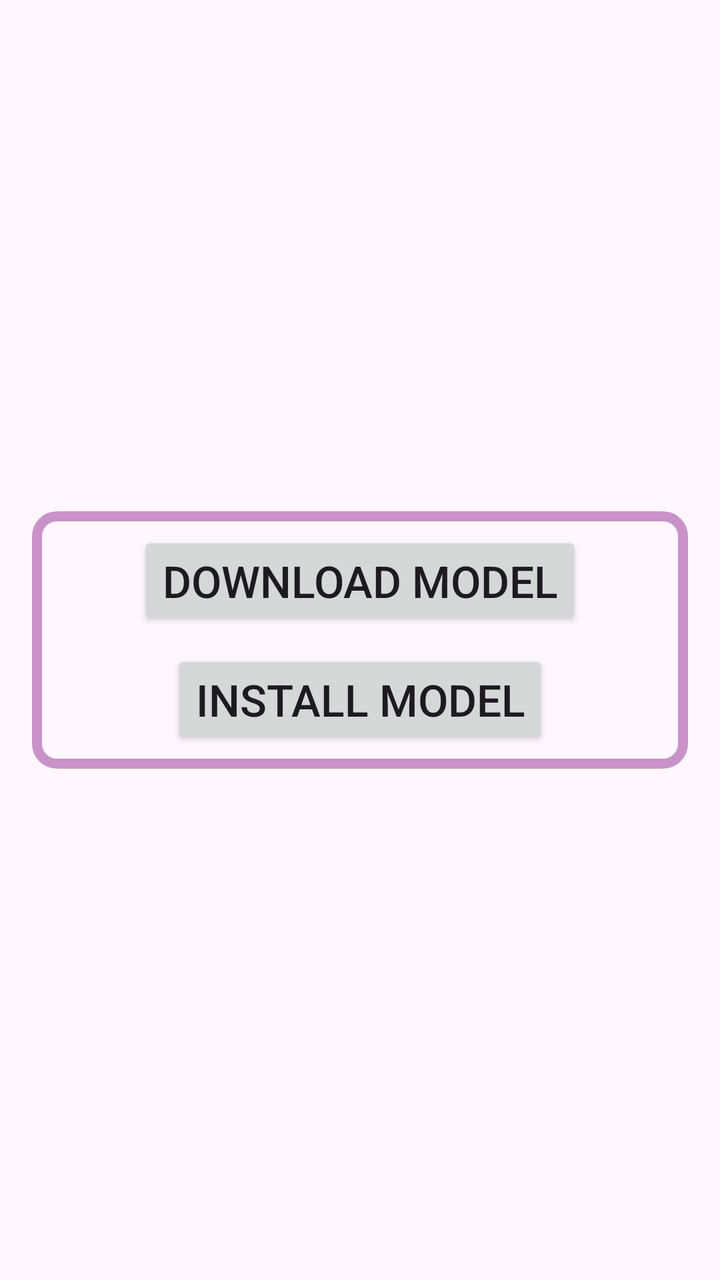
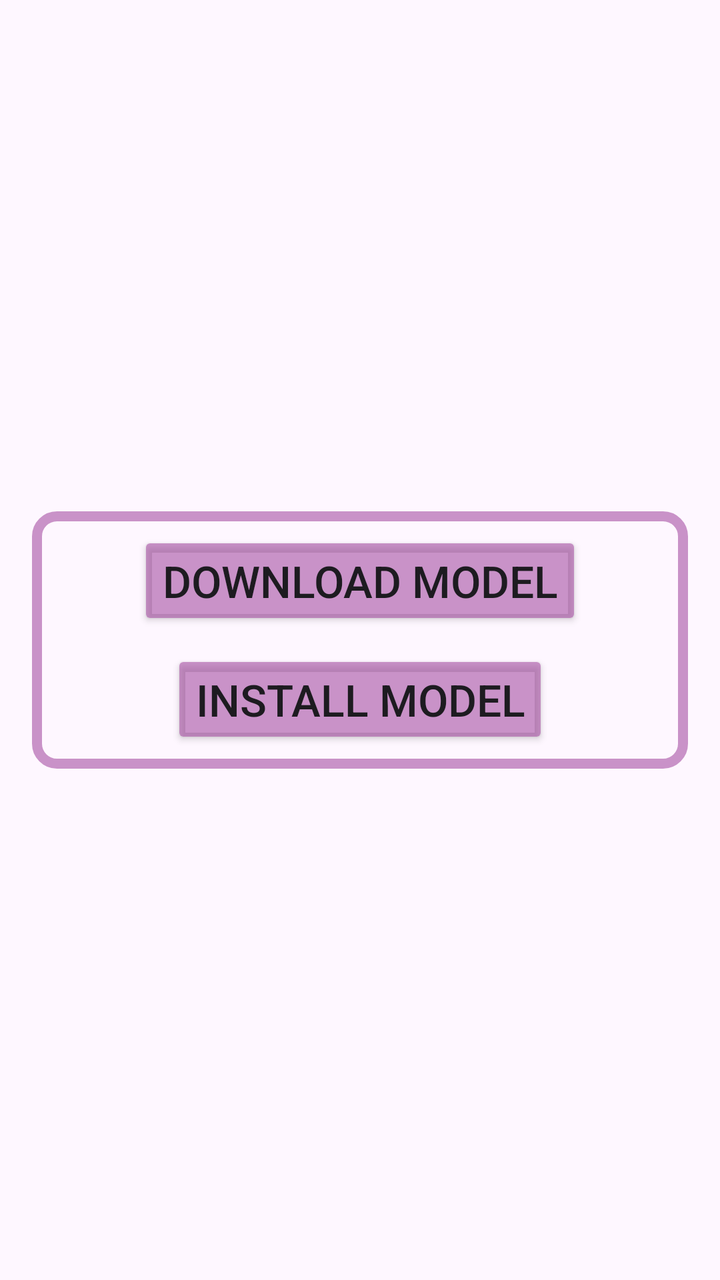

Two renders of the same Android screen: before a commit and after it. Below are the layout's source before the change and the commit's diff.
<!-- AndroidManifest.xml: application theme Theme.TFLiteAudio -->
<!-- res/layout/activity_download.xml -->
<androidx.coordinatorlayout.widget.CoordinatorLayout xmlns:android="http://schemas.android.com/apk/res/android"
    xmlns:tools="http://schemas.android.com/tools"
    android:layout_width="match_parent"
    android:layout_height="match_parent"
    android:keepScreenOn="true"
    android:fitsSystemWindows="true"
    tools:context=".SetupActivity">

    <LinearLayout
        android:layout_width="match_parent"
        android:layout_height="match_parent"
        android:orientation="vertical">

        <LinearLayout
            android:layout_width="match_parent"
            android:layout_height="0dp"
            android:gravity="center_vertical"
            android:orientation="vertical"
            android:layout_weight="4">

            <LinearLayout
                android:layout_width="match_parent"
                android:layout_height="wrap_content"
                android:layout_marginStart="16dp"
                android:layout_marginEnd="16dp"
                android:orientation="vertical"
                android:background="@drawable/rounded_button_frame"
                android:gravity="center_horizontal">

                <Button
                    android:id="@+id/download_button"
                    android:layout_marginTop="10dp"
                    android:layout_marginBottom="10dp"
                    android:layout_width="wrap_content"
                    android:layout_height="wrap_content"
                    android:gravity="center"
                    android:textSize="22dp"
                    android:text="@string/download_model"
                    android:onClick="downloadModel"/>

                <Button
                    android:id="@+id/install_button"
                    android:layout_marginBottom="10dp"
                    android:layout_width="wrap_content"
                    android:layout_height="wrap_content"
                    android:gravity="center"
                    android:textSize="22dp"
                    android:text="@string/install_model"
                    android:onClick="installModel"/>

                <TextView
                    android:id="@+id/extracted_file"
                    android:layout_width="wrap_content"
                    android:layout_height="wrap_content"
                    android:visibility="gone"
                    android:gravity="center" />

                <ProgressBar
                    android:id="@+id/progress_bar"
                    style="?android:attr/progressBarStyleHorizontal"
                    android:visibility="gone"
                    android:layout_width="match_parent"
                    android:layout_height="20dp"
                    android:layout_marginStart="12dp"
                    android:layout_marginTop="16dp"
                    android:layout_marginEnd="16dp"
                    android:layout_marginBottom="16dp"
                    android:indeterminateTint="@color/colorAccent"
                    android:progressTint="@color/colorAccent" />

            </LinearLayout>
            <Button
                android:id="@+id/button_start"
                android:layout_width="wrap_content"
                android:layout_height="wrap_content"
                android:layout_marginTop="10dp"
                android:layout_gravity="center_horizontal"
                android:text="@string/start"
                android:visibility="gone"
                android:textSize="22dp"
                android:textAllCaps="true"
                android:onClick="startMain"/>
        </LinearLayout>

    </LinearLayout>
</androidx.coordinatorlayout.widget.CoordinatorLayout>
<!-- resources referenced by this layout -->
<resources>
  <color name="colorAccent">#99A750A4</color>
  <!-- drawable rounded_button_frame (drawable) -->
  <shape xmlns:android="http://schemas.android.com/apk/res/android">
      <stroke android:width="5dp"/>
      <stroke android:color="@color/colorAccent" />
      <corners android:radius="10dp" />
  </shape>
  <string name="download_model">Download model</string>
  <string name="install_model">Install model</string>
  <string name="start">Start</string>
  <style name="Theme.TFLiteAudio" parent="Theme.Material3.DayNight.NoActionBar">
          
          
      </style>
</resources>

<!-- the commit's change to res/layout/activity_download.xml (unified diff, before → after) -->
@@ -34,6 +34,7 @@
                     android:layout_width="wrap_content"
                     android:layout_height="wrap_content"
                     android:gravity="center"
+                    android:backgroundTint="@color/colorAccent"
                     android:textSize="22dp"
                     android:text="@string/download_model"
                     android:onClick="downloadModel"/>
@@ -45,6 +46,7 @@
                     android:layout_height="wrap_content"
                     android:gravity="center"
                     android:textSize="22dp"
+                    android:backgroundTint="@color/colorAccent"
                     android:text="@string/install_model"
                     android:onClick="installModel"/>
 
